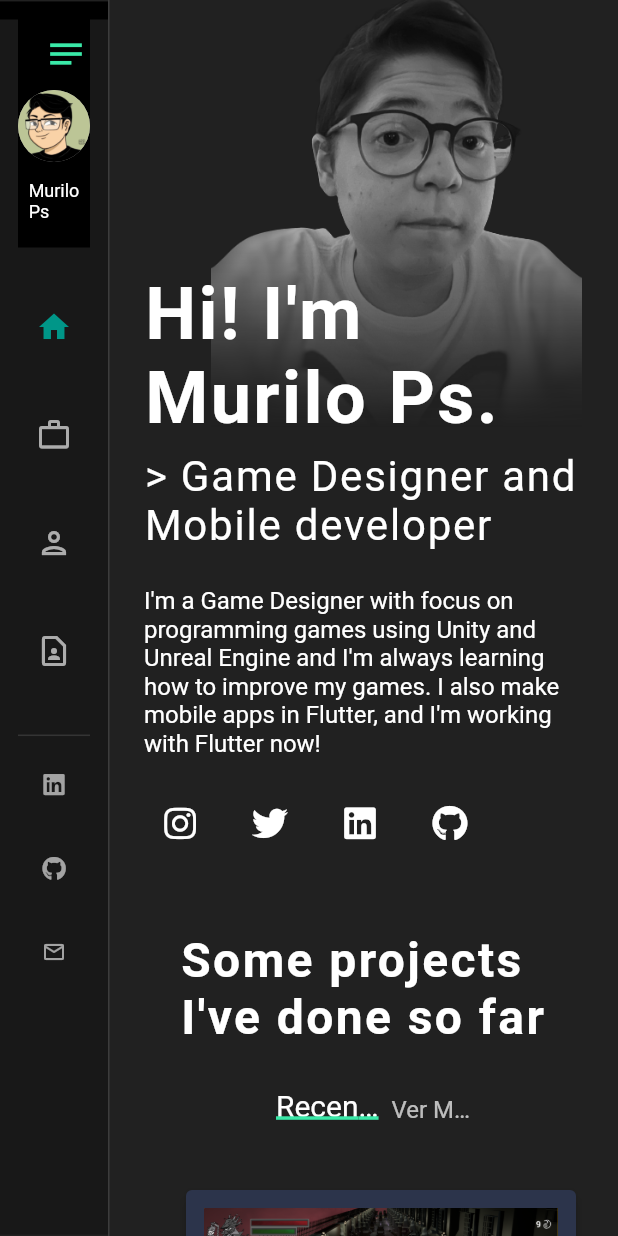
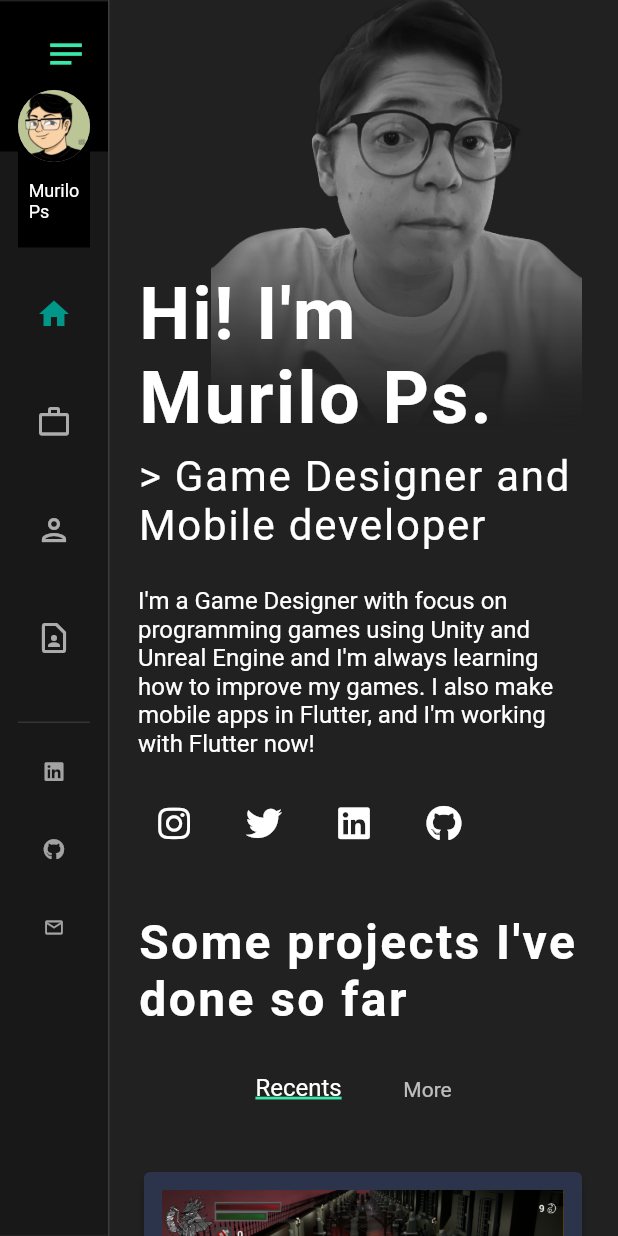
Before and after one commit to murilinhoPs/murilinho-portfolio, a Flutter app: the screen it shows after launch, on a phone screen of 412 x 824 dp. Run offline on Flutter 3.47's test engine with Material 2 defaults, Android fonts, the phone set to English and light mode, and no system bars; our stand-ins replace flutter_markdown, responsive_builder.

Commit message:
Add  SafeArea to navbar and adjust spacings on mobile app

```diff
--- a/lib/pages/main_page/main_page.dart
+++ b/lib/pages/main_page/main_page.dart
@@ -14,6 +14,14 @@ class _MainPageState extends State<MainPage> {
   @override
   Widget build(BuildContext context) {
     return Scaffold(
+      drawer: Drawer(
+        child: Container(
+          color: Colors.green,
+          height: 30,
+          width: 100,
+          child: Text('aaaaa'),
+        ),
+      ),
       body: ScreenTypeLayout(
         breakpoints: ScreenBreakpoints(
           desktop: 800,
--- a/lib/pages/main_page/main_page_mobile.dart
+++ b/lib/pages/main_page/main_page_mobile.dart
@@ -11,7 +11,7 @@ class MainPageMobile extends StatelessWidget {
         Positioned(
           top: 0,
           bottom: 0,
-          left: 72.0,
+          left: 68.0,
           right: 0,
           child: ListView(
             shrinkWrap: true,
--- a/lib/pages/main_page/sections/nav_bar/nav_bar.dart
+++ b/lib/pages/main_page/sections/nav_bar/nav_bar.dart
@@ -48,7 +48,7 @@ class _NavBarState extends State<NavBar> {
             Positioned(
               top: 1,
               child: Container(
-                height: 12,
+                height: 100,
                 width: navBarDesktopMinWidth,
                 child: Material(
                   color: Colors.black,
@@ -66,9 +66,11 @@ class _NavBarState extends State<NavBar> {
               backgroundColor: Colors.transparent,
               minExtendedWidth: navBarDesktopMinWidth,
               labelType: NavigationRailLabelType.none,
-              leading: NavBarHeader(
-                isMobile: _isMobile,
-                onChangeDevice: () => setExtended(),
+              leading: SafeArea(
+                child: NavBarHeader(
+                  isMobile: _isMobile,
+                  onChangeDevice: () => setExtended(),
+                ),
               ),
               trailing: Padding(
                 padding: const EdgeInsets.only(top: 20.0),
@@ -76,7 +78,7 @@ class _NavBarState extends State<NavBar> {
                   isMobile: _isMobile,
                 ),
               ),
-              groupAlignment: -.9,
+              groupAlignment: -1,
               destinations: [
                 NavigationRailDestination(
                   icon: Icon(Icons.home_outlined),
--- a/lib/pages/main_page/sections/nav_bar/widgets/header/nav_bar_header.dart
+++ b/lib/pages/main_page/sections/nav_bar/widgets/header/nav_bar_header.dart
@@ -23,6 +23,19 @@ class NavBarHeader extends StatelessWidget {
       child: Stack(
         alignment: Alignment.center,
         children: [
+          Positioned(
+            top: 4,
+            left: 8,
+            child: IconButton(
+              onPressed: onChangeDevice,
+              color: primaryColor,
+              icon: Icon(
+                Icons.notes,
+                size: 28,
+              ),
+              splashRadius: 24,
+            ),
+          ),
           AnimatedBuilder(
             animation: animation,
             builder: (context, Widget? child) {
@@ -51,19 +64,6 @@ class NavBarHeader extends StatelessWidget {
               );
             },
           ),
-          Positioned(
-            top: 4,
-            left: 8,
-            child: IconButton(
-              onPressed: onChangeDevice,
-              color: primaryColor,
-              icon: Icon(
-                Icons.notes,
-                size: 28,
-              ),
-              splashRadius: 24,
-            ),
-          ),
         ],
       ),
     );
--- a/lib/pages/main_page/sections/nav_bar/widgets/social_links.dart
+++ b/lib/pages/main_page/sections/nav_bar/widgets/social_links.dart
@@ -9,6 +9,8 @@ class SocialLinks extends StatelessWidget {
     required this.isMobile,
   }) : super(key: key);
   final bool isMobile;
+
+  double get iconSize => isMobile ? 14.0 : 16.0;
 
   @override
   Widget build(BuildContext context) {
@@ -22,8 +24,8 @@ class SocialLinks extends StatelessWidget {
         ),
       ),
       child: Wrap(
-        spacing: 8,
-        runSpacing: 20,
+        spacing: 4,
+        runSpacing: 12,
         runAlignment: WrapAlignment.center,
         alignment: WrapAlignment.center,
         crossAxisAlignment: WrapCrossAlignment.center,
@@ -33,7 +35,7 @@ class SocialLinks extends StatelessWidget {
             onPressed: () => launchURL(linkedinLink),
             icon: Icon(
               CustomIcons.linkedin,
-              size: 16.0,
+              size: iconSize,
               color: Colors.white60,
             ),
           ),
@@ -41,7 +43,7 @@ class SocialLinks extends StatelessWidget {
             onPressed: () => launchURL(githubLink),
             icon: Icon(
               CustomIcons.github,
-              size: 16.0,
+              size: iconSize,
               color: Colors.white60,
             ),
           ),
@@ -49,7 +51,7 @@ class SocialLinks extends StatelessWidget {
             onPressed: () => launchURL('mailto:$emailLink?subject=Contact'),
             icon: Icon(
               Icons.mail_outline,
-              size: 16.0,
+              size: iconSize,
               color: Colors.white60,
             ),
           ),
--- a/lib/pages/main_page/sections/projects/desktop/projects_desktop.dart
+++ b/lib/pages/main_page/sections/projects/desktop/projects_desktop.dart
@@ -38,6 +38,8 @@ class _ProjectsDesktopState extends State<ProjectsDesktop> {
               padding:
                   const EdgeInsets.symmetric(vertical: 12.0, horizontal: 64),
               child: ProjectsNavigation(
+                selectedFontSize: 20,
+                unselectedFontSize: 16,
                 currentIndex: (index) => setState(
                   () {
                     currentIndexPage = index;
--- a/lib/pages/main_page/sections/projects/mobile/project_card_mobile.dart
+++ b/lib/pages/main_page/sections/projects/mobile/project_card_mobile.dart
@@ -43,7 +43,7 @@ class ProjectCardMobile extends StatelessWidget {
                   alignment: Alignment.topCenter,
                   width: imageWidth,
                   height: imageHeight,
-                  fit: BoxFit.cover,
+                  fit: BoxFit.contain,
                 ),
                 SizedBox(height: 16.0),
                 Text(
@@ -65,9 +65,9 @@ class ProjectCardMobile extends StatelessWidget {
                     child: Text(
                       model.description!,
                       overflow: TextOverflow.ellipsis,
-                      maxLines: 3,
+                      maxLines: 2,
                       style: TextStyle(
-                        fontSize: 16,
+                        fontSize: 14,
                         letterSpacing: 1.2,
                       ),
                     ),
--- a/lib/pages/main_page/sections/projects/mobile/projects_mobile.dart
+++ b/lib/pages/main_page/sections/projects/mobile/projects_mobile.dart
@@ -38,6 +38,8 @@ class _ProjectsMobileState extends State<ProjectsMobile> {
               padding:
                   const EdgeInsets.symmetric(vertical: 12.0, horizontal: 64),
               child: ProjectsNavigation(
+                selectedFontSize: 16,
+                unselectedFontSize: 14,
                 currentIndex: (index) => setState(
                   () {
                     currentIndexPage = index;
@@ -90,6 +92,7 @@ class _ProjectsMobileState extends State<ProjectsMobile> {
         projectsTitles.length,
         (i) => ProjectCardMobile(
           cardWidth: 400,
+          imageHeight: 160,
           model: ProjectModel(
             imgPath: projectsBanner[i],
             title: projectsTitles[i],
--- a/lib/pages/main_page/sections/projects/projects_navigation.dart
+++ b/lib/pages/main_page/sections/projects/projects_navigation.dart
@@ -6,8 +6,12 @@ class ProjectsNavigation extends StatefulWidget {
   const ProjectsNavigation({
     Key? key,
     required this.currentIndex,
+    required this.selectedFontSize,
+    required this.unselectedFontSize,
   }) : super(key: key);
   final Function(int) currentIndex;
+  final double selectedFontSize;
+  final double unselectedFontSize;
 
   @override
   State<ProjectsNavigation> createState() => _ProjectsNavigationState();
@@ -23,6 +27,7 @@ class _ProjectsNavigationState extends State<ProjectsNavigation> {
       crossAxisAlignment: CrossAxisAlignment.center,
       children: [
         BottomNavigationBar(
+          iconSize: 0.0,
           backgroundColor: Colors.transparent,
           elevation: 0.0,
           selectedLabelStyle: TextStyle(
@@ -30,8 +35,8 @@ class _ProjectsNavigationState extends State<ProjectsNavigation> {
             decorationThickness: 2.4,
             decorationColor: primaryColor,
           ),
-          selectedFontSize: 20.0,
-          unselectedFontSize: 16.0,
+          selectedFontSize: widget.selectedFontSize, //20.0,
+          unselectedFontSize: widget.unselectedFontSize, //16.0,
           type: BottomNavigationBarType.fixed,
           items: const <BottomNavigationBarItem>[
             BottomNavigationBarItem(
--- a/lib/pages/main_page/sections/projects/projects_section.dart
+++ b/lib/pages/main_page/sections/projects/projects_section.dart
@@ -6,11 +6,14 @@ import 'package:responsive_builder/responsive_builder.dart';
 class ProjectsSection extends StatelessWidget {
   @override
   Widget build(BuildContext context) {
-    return Padding(
-      padding: const EdgeInsets.symmetric(horizontal: 24.0, vertical: 12.0),
-      child: ScreenTypeLayout(
-        desktop: ProjectsDesktop(),
-        mobile: ProjectsMobile(),
+    return ScreenTypeLayout(
+      desktop: Padding(
+        padding: const EdgeInsets.symmetric(horizontal: 24.0, vertical: 12.0),
+        child: ProjectsDesktop(),
+      ),
+      mobile: Padding(
+        padding: const EdgeInsets.only(right: 20.0),
+        child: ProjectsMobile(),
       ),
     );
   }
--- a/lib/utils/strings.dart
+++ b/lib/utils/strings.dart
@@ -39,6 +39,6 @@ class Strings {
 My focus is on programming, and my goal is to be a very good programmer. During the development of a project I´m constantly learning how to improve them and I think the best way of doing this is testing with users and my friends to get feedback, this helps me on which way to improve the interactions and mechanics.
 Even though my area is coding, is important knowing all the process and principles of making games. Understanding all the process makes easier to get the feedback, and as a programmer you have to make the interaction works and how to fix it if it´s not working propperly, understanding the interaction makes easier to improve it by coding.''';
 
-  static const recentsProjectsNav = 'Recentes';
-  static const allProjectsNav = 'Ver Mais';
+  static const recentsProjectsNav = 'Recents';
+  static const allProjectsNav = 'More';
 }
```
